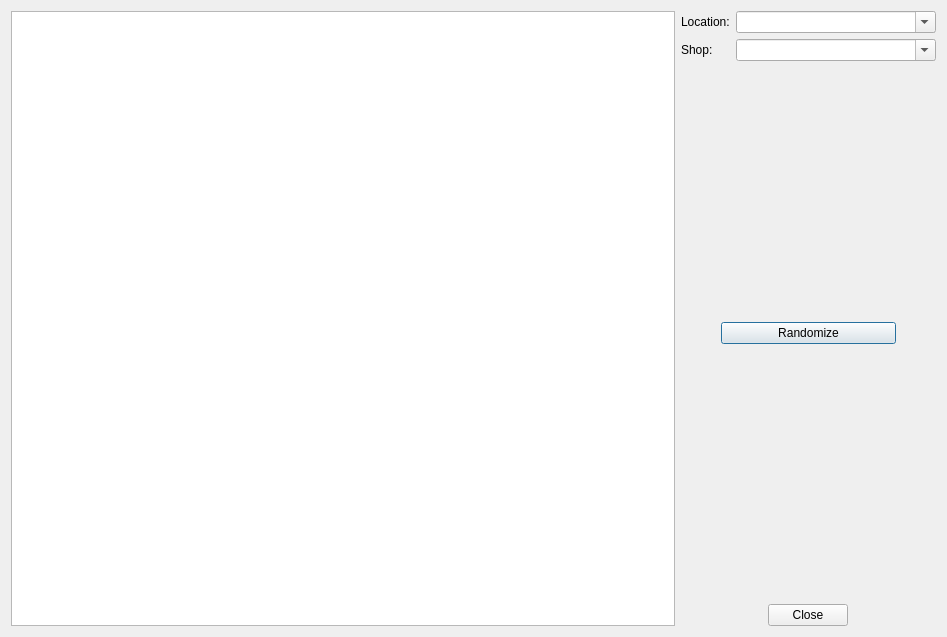
The window that DMHelper/src/randommarketdialog.ui (MMetze/DMHelper) describes before a commit, drawn with Qt 5.
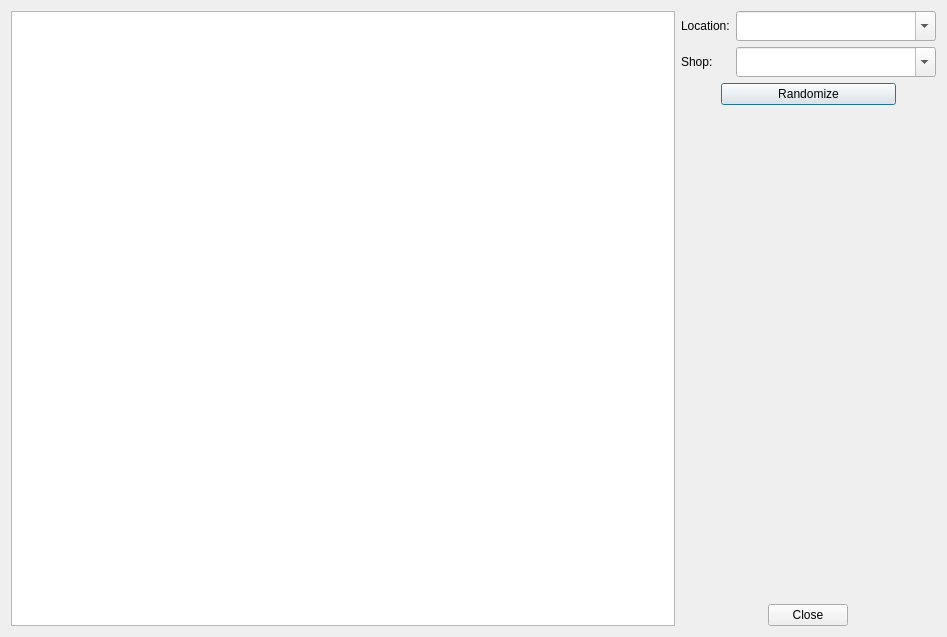
The same window after the commit. Icons and pictures are not drawn.

What changed in the file:
```diff
--- a/DMHelper/src/randommarketdialog.ui
+++ b/DMHelper/src/randommarketdialog.ui
@@ -36,7 +36,7 @@
          <property name="minimumSize">
           <size>
            <width>200</width>
-           <height>0</height>
+           <height>30</height>
           </size>
          </property>
          <property name="editable">
@@ -60,7 +60,7 @@
          <property name="minimumSize">
           <size>
            <width>200</width>
-           <height>0</height>
+           <height>30</height>
           </size>
          </property>
          <property name="editable">
@@ -70,19 +70,6 @@
        </item>
       </layout>
      </item>
-     <item>
-      <spacer name="verticalSpacer_2">
-       <property name="orientation">
-        <enum>Qt::Vertical</enum>
-       </property>
-       <property name="sizeHint" stdset="0">
-        <size>
-         <width>20</width>
-         <height>40</height>
-        </size>
-       </property>
-      </spacer>
-     </item>
      <item>
       <layout class="QHBoxLayout" name="horizontalLayout_4">
        <item>
```
